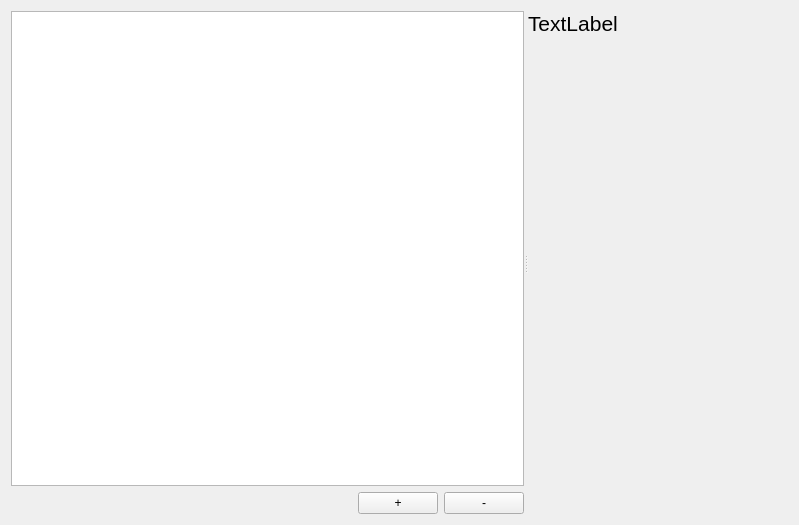
This is src/plugins/projectexplorer/buildsettingspropertiespage.ui in qt-creator/qt-creator as Qt 5 draws it before an edit. The edited form follows.
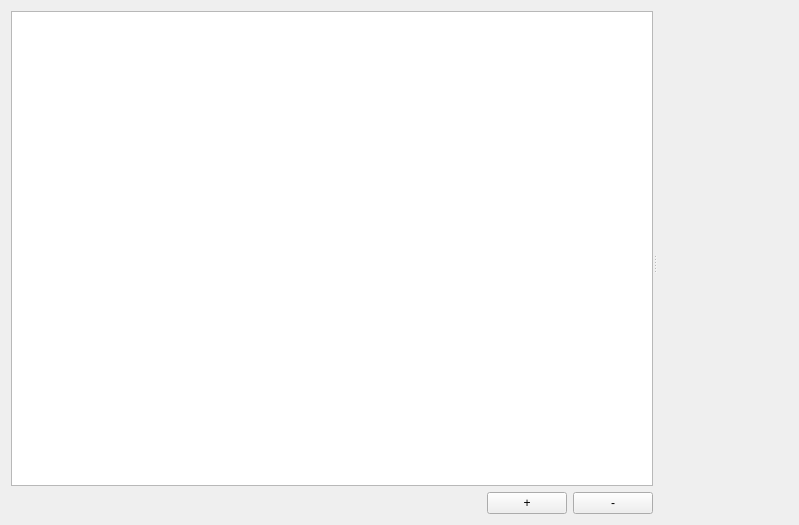
This is the edited form.

What changed in the file:
```diff
--- a/src/plugins/projectexplorer/buildsettingspropertiespage.ui
+++ b/src/plugins/projectexplorer/buildsettingspropertiespage.ui
@@ -125,9 +125,6 @@
              <bold>false</bold>
             </font>
            </property>
-           <property name="text">
-            <string>TextLabel</string>
-           </property>
           </widget>
          </item>
          <item>
```
Left out of the diff: 3 changed lines with no effect on the pictures.
